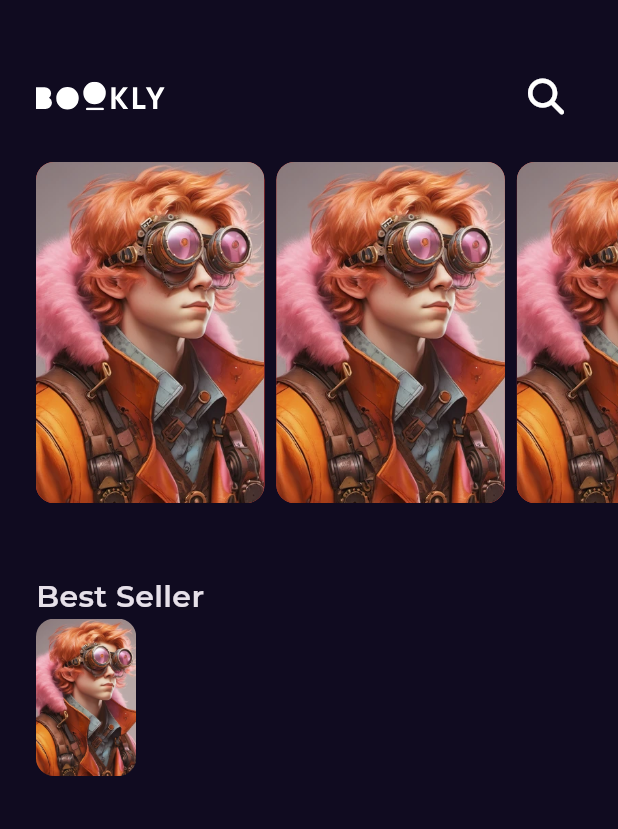
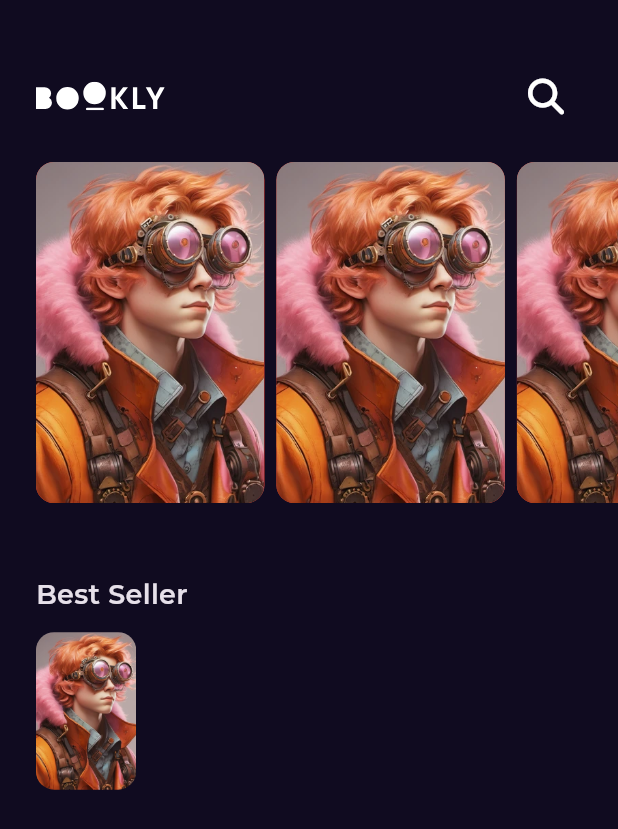
Before and after one commit to Eslam-Hossam1/bookly_app, a Flutter app: the screen it shows after launch, on a phone screen of 412 x 824 dp. Shown: the top 829 px of the screen. Run offline on Flutter 3.47's test engine with Material 3 defaults, Android fonts, the phone set to English and light mode, and no system bars; our stand-ins replace flutter_svg, font_awesome_flutter, get, google_fonts.

Commit message:
create app styles

```diff
--- a/lib/Features/home/presentation/views/widgets/best_seller_item.dart
+++ b/lib/Features/home/presentation/views/widgets/best_seller_item.dart
@@ -1,3 +1,4 @@
+import 'package:bookly_app/core/utils/assets.dart';
 import 'package:flutter/material.dart';
 
 class BestSellerItem extends StatelessWidget {
@@ -5,6 +6,22 @@ class BestSellerItem extends StatelessWidget {
 
   @override
   Widget build(BuildContext context) {
-    return Container();
+    return SizedBox(
+      height: 105,
+      child: Row(
+        children: [
+          AspectRatio(
+            aspectRatio: 70 / 110,
+            child: Container(
+              decoration: BoxDecoration(
+                  borderRadius: BorderRadius.circular(12),
+                  image: const DecorationImage(
+                      fit: BoxFit.cover,
+                      image: AssetImage(AssetsData.testImage))),
+            ),
+          ),
+        ],
+      ),
+    );
   }
 }
--- a/lib/Features/home/presentation/views/widgets/home_bottom_side.dart
+++ b/lib/Features/home/presentation/views/widgets/home_bottom_side.dart
@@ -1,3 +1,4 @@
+import 'package:bookly_app/Features/home/presentation/views/widgets/best_seller_item.dart';
 import 'package:bookly_app/core/utils/assets.dart';
 import 'package:bookly_app/core/utils/styles.dart';
 import 'package:flutter/material.dart';
@@ -9,35 +10,26 @@ class HomeBottomSide extends StatelessWidget {
   @override
   Widget build(BuildContext context) {
     return Padding(
-      padding: EdgeInsets.only(left: 24, right: 24, top: 48, bottom: 24),
+      padding: const EdgeInsets.only(
+        left: 24,
+        right: 24,
+        top: 48,
+      ),
       child: Column(
         children: [
-          const Row(
+          Row(
             mainAxisAlignment: MainAxisAlignment.start,
             children: [
               Text(
                 "Best Seller",
-                style: Styles.titleMedium,
+                style: Styles.textStyle18,
               ),
             ],
           ),
-          SizedBox(
-            height: 105,
-            child: Row(
-              children: [
-                AspectRatio(
-                  aspectRatio: 70 / 110,
-                  child: Container(
-                    decoration: BoxDecoration(
-                        borderRadius: BorderRadius.circular(12),
-                        image: const DecorationImage(
-                            fit: BoxFit.cover,
-                            image: AssetImage(AssetsData.testImage))),
-                  ),
-                ),
-              ],
-            ),
-          )
+          const SizedBox(
+            height: 12,
+          ),
+          const BestSellerItem()
         ],
       ),
     );
--- a/lib/constants.dart
+++ b/lib/constants.dart
@@ -2,3 +2,4 @@ import 'package:flutter/material.dart';
 
 const kPrimaryColor = Color(0xff100B20);
 const kTransitionDuration = Duration(milliseconds: 250);
+const kGTSectraFineFontFamily = "GT Sectra Fine";
--- a/lib/core/utils/styles.dart
+++ b/lib/core/utils/styles.dart
@@ -1,6 +1,19 @@
+import 'package:bookly_app/constants.dart';
 import 'package:flutter/material.dart';
 
 abstract class Styles {
-  static const titleMedium =
-      TextStyle(fontSize: 20, fontWeight: FontWeight.w600);
+  static const textStyle18 =
+      TextStyle(fontSize: 18, fontWeight: FontWeight.w600);
+  static const textStyle20 = TextStyle(
+      fontSize: 20,
+      fontWeight: FontWeight.normal,
+      fontFamily: kGTSectraFineFontFamily);
+  static const textStyle14 =
+      TextStyle(fontSize: 14, fontWeight: FontWeight.normal);
+  static const textStyle16 =
+      TextStyle(fontSize: 16, fontWeight: FontWeight.w500);
+  static const textStyle30 = TextStyle(
+      fontSize: 30,
+      fontWeight: FontWeight.normal,
+      fontFamily: kGTSectraFineFontFamily);
 }
```
Also changed, not shown: pubspec.yaml (+4 -4 lines), assets/fonts/GT Sectra Fine Regular.ttf (added).
